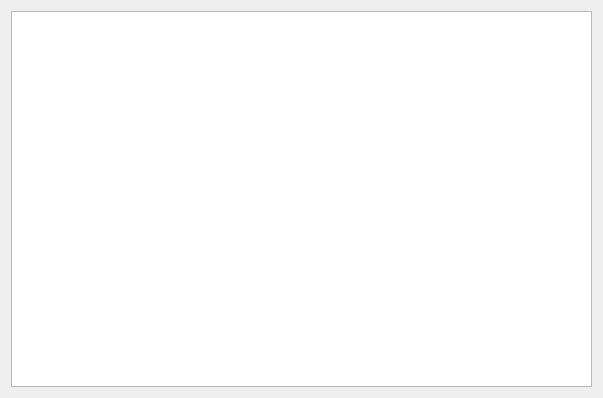
The window that lib/view/beaconeditor/beaconeditor.ui (BigCubeCat/bacon) describes before a commit, drawn with Qt 5.
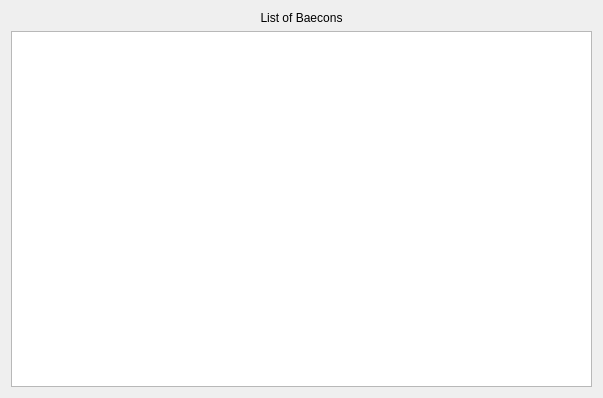
The same window after the commit.

Patch:
```diff
--- a/lib/view/beaconeditor/beaconeditor.ui
+++ b/lib/view/beaconeditor/beaconeditor.ui
@@ -13,9 +13,19 @@
   <property name="windowTitle">
    <string>Form</string>
   </property>
-  <layout class="QHBoxLayout" name="horizontalLayout">
+  <layout class="QVBoxLayout" name="verticalLayout">
    <item>
-    <widget class="QPlainTextEdit" name="beaconEdit"/>
+    <widget class="QLabel" name="label">
+     <property name="text">
+      <string>List of Baecons</string>
+     </property>
+     <property name="alignment">
+      <set>Qt::AlignmentFlag::AlignCenter</set>
+     </property>
+    </widget>
+   </item>
+   <item>
+    <widget class="QListView" name="listView"/>
    </item>
   </layout>
  </widget>
```
